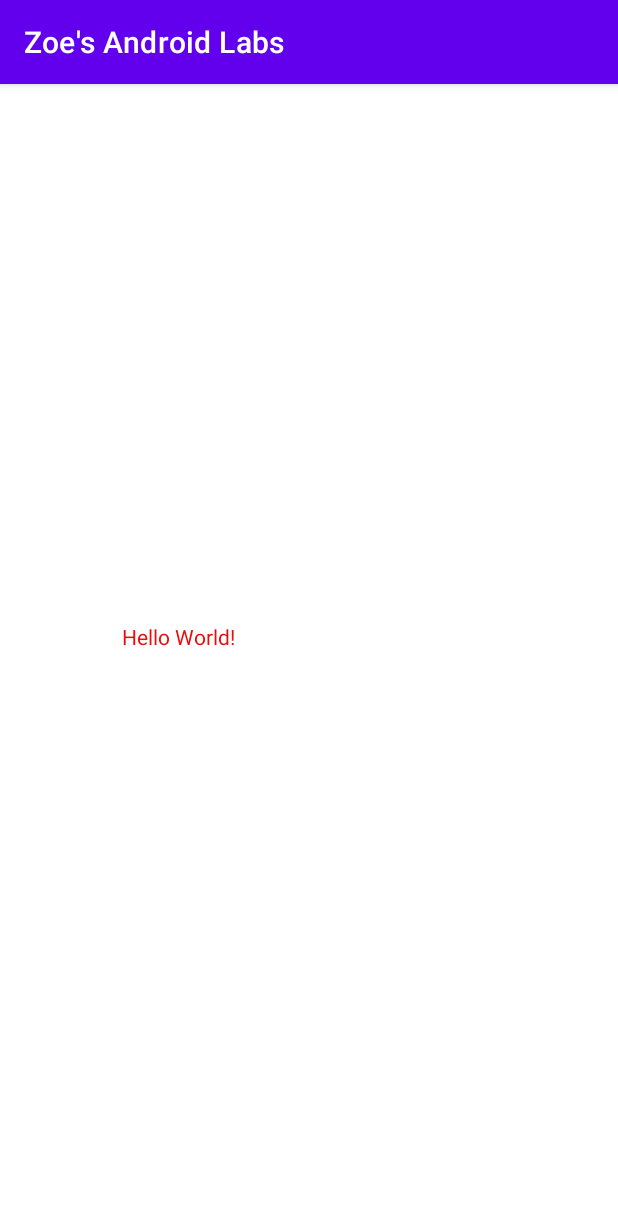
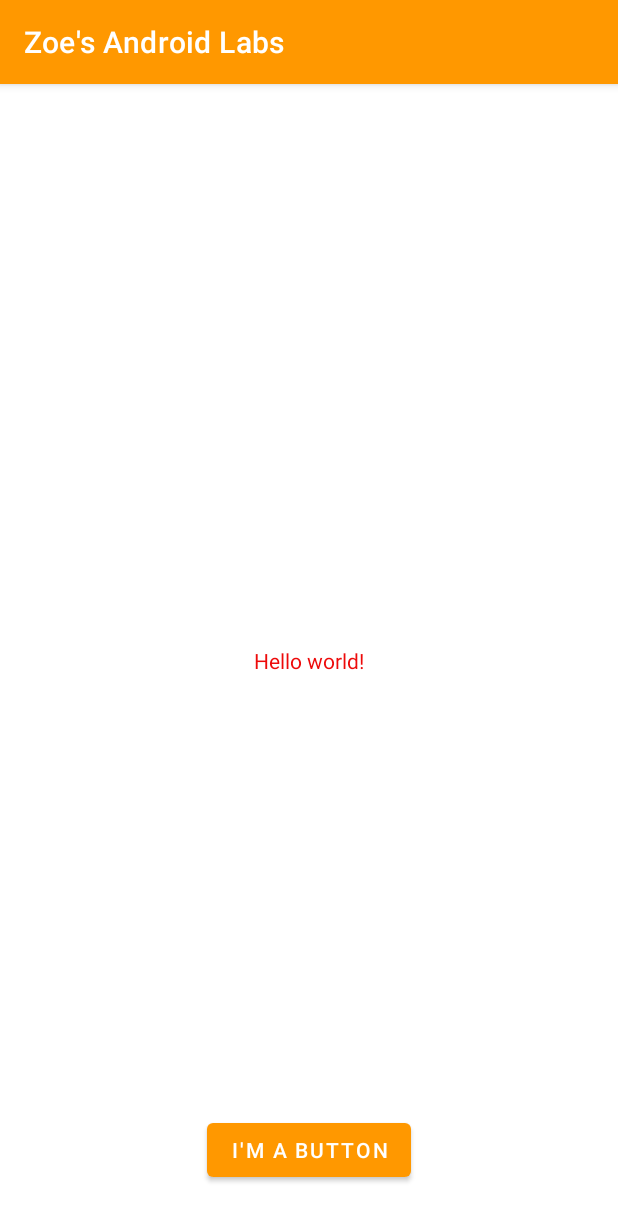
Before and after one commit to zoegong0019/Zoe_AndroidLabs, an Android app: the screen it shows after launch (MainActivity), on a phone screen of 412 x 824 dp. Shown: the top 1221 px of the screen. Run offline under Robolectric (Android 15) with nearby library versions, the light colour scheme and no system bars.

Commit message:
Third Commit:added a button and Canadian English support

```diff
--- a/app/src/main/res/layout/activity_main.xml
+++ b/app/src/main/res/layout/activity_main.xml
@@ -7,12 +7,22 @@
     tools:context=".MainActivity">
 
     <TextView
-        android:layout_width="250dp"
-        android:layout_height="51dp"
-        android:text="Hello World!"
+        android:layout_width="wrap_content"
+        android:layout_height="wrap_content"
+        android:text="@string/hello_message"
         app:layout_constraintBottom_toBottomOf="parent"
         app:layout_constraintEnd_toEndOf="parent"
         app:layout_constraintStart_toStartOf="parent"
         app:layout_constraintTop_toTopOf="parent" />
 
+    <Button
+        android:layout_width="wrap_content"
+        android:layout_height="wrap_content"
+        android:layout_marginBottom="50px"
+        android:text="@string/button_message"
+        app:layout_constraintBottom_toBottomOf="parent"
+        app:layout_constraintEnd_toEndOf="parent"
+        app:layout_constraintHorizontal_bias="0.5"
+        app:layout_constraintStart_toStartOf="parent"
+        tools:ignore="MissingConstraints" />
 </androidx.constraintlayout.widget.ConstraintLayout>
--- a/app/src/main/res/values-night/themes.xml
+++ /dev/null
@@ -1,17 +0,0 @@
-<resources xmlns:tools="http://schemas.android.com/tools">
-    <!-- Base application theme. -->
-    <style name="Theme.ZoesAndroidLabs" parent="Theme.MaterialComponents.DayNight.DarkActionBar">
-        <!-- Primary brand color. -->
-        <item name="colorPrimary">@color/purple_200</item>
-        <item name="colorPrimaryVariant">@color/purple_700</item>
-        <item name="colorOnPrimary">@color/black</item>
-        <!-- Secondary brand color. -->
-        <item name="colorSecondary">@color/teal_200</item>
-        <item name="colorSecondaryVariant">@color/teal_200</item>
-        <item name="colorOnSecondary">@color/black</item>
-        <!-- Status bar color. -->
-        <item name="android:statusBarColor">?attr/colorPrimaryVariant</item>
-        <!-- Customize your theme here. -->
-        <item name="android:textColor">@color/my_text</item>
-    </style>
-</resources>
--- a/app/src/main/res/values/colors.xml
+++ b/app/src/main/res/values/colors.xml
@@ -1,10 +1,9 @@
 <?xml version="1.0" encoding="utf-8"?>
 <resources>
-    <color name="purple_200">#FFBB86FC</color>
-    <color name="purple_500">#FF6200EE</color>
-    <color name="purple_700">#FF3700B3</color>
-    <color name="teal_200">#FF03DAC5</color>
-    <color name="teal_700">#FF018786</color>
+    <color name="my_primary">#FF9800</color>
+    <color name="my_secondary">#00BCD4</color>
+    <color name="my_statusbar">#F44336</color>
+
     <color name="black">#FF000000</color>
     <color name="white">#FFFFFFFF</color>
     <color name="my_text">#ED0A0A</color>
--- a/app/src/main/res/values/themes.xml
+++ b/app/src/main/res/values/themes.xml
@@ -2,15 +2,13 @@
     <!-- Base application theme. -->
     <style name="Theme.ZoesAndroidLabs" parent="Theme.MaterialComponents.DayNight.DarkActionBar">
         <!-- Primary brand color. -->
-        <item name="colorPrimary">@color/purple_500</item>
-        <item name="colorPrimaryVariant">@color/purple_700</item>
-        <item name="colorOnPrimary">@color/white</item>
+        <item name="colorPrimary">@color/my_primary</item>
+
         <!-- Secondary brand color. -->
-        <item name="colorSecondary">@color/teal_200</item>
-        <item name="colorSecondaryVariant">@color/teal_700</item>
-        <item name="colorOnSecondary">@color/black</item>
+        <item name="colorSecondary">@color/my_secondary</item>
+
         <!-- Status bar color. -->
-        <item name="android:statusBarColor">?attr/colorPrimaryVariant</item>
+        <item name="android:statusBarColor">@color/my_statusbar</item>
         <!-- Customize your theme here. -->
         <item name="android:textColor">@color/my_text</item>
     </style>
```
Also changed, not shown: 1 other file.
